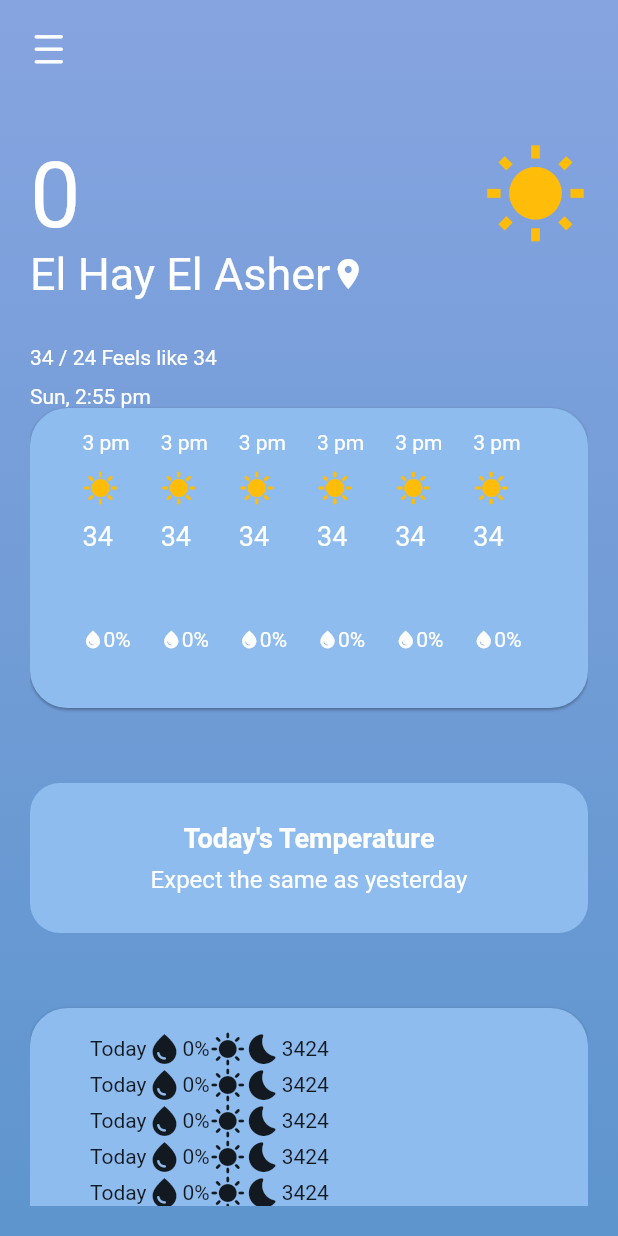
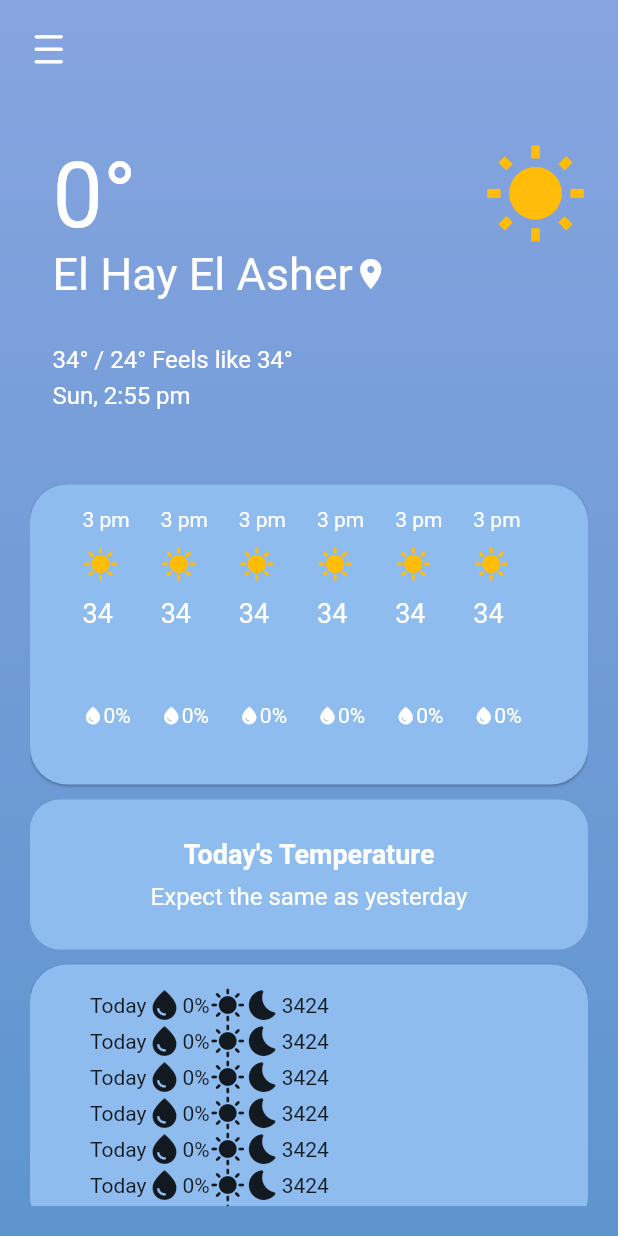
Before and after one commit to MAHMOUD3098/Weather-App, a Flutter app: the screen it shows after launch, on a phone screen of 412 x 824 dp. Run offline on Flutter 3.47's test engine with Material 2 defaults, Android fonts, the phone set to English and light mode, and no system bars; our stand-ins replace dartz, dio, dotted_line, equatable, flutter_bloc, get_it and 1 more.

Commit message:
some enhancements to home screen

```diff
--- a/lib/core/utils/app_strings.dart
+++ b/lib/core/utils/app_strings.dart
@@ -1,4 +1,5 @@
 class AppString {
   static const String appName = 'Weather';
   static const String noRouteFound = 'No Route Found !!';
+  static const String degreeSymbol = '\u00b0';
 }
--- a/lib/presentation/screens/home_screen/home_screen.dart
+++ b/lib/presentation/screens/home_screen/home_screen.dart
@@ -2,6 +2,7 @@
 import 'package:flutter/material.dart';
 import 'package:flutter_bloc/flutter_bloc.dart';
 import 'package:weather_app/core/utils/app_colors.dart';
+import 'package:weather_app/core/utils/app_strings.dart';
 import 'package:weather_app/presentation/cubits/home_cubit/cubit.dart';
 import 'package:weather_app/presentation/cubits/home_cubit/states.dart';
 import 'package:weather_app/presentation/widgets/custom_drawer.dart';
@@ -72,12 +73,17 @@ class HomeScreen extends StatelessWidget {
                       const SizedBox(
                         height: 50,
                       ),
+                      Padding(
+                        padding: const EdgeInsets.only(left: 15),
+                        child: Column(
+                          crossAxisAlignment: CrossAxisAlignment.start,
+                          children: [
                             Row(
                               mainAxisAlignment: MainAxisAlignment.spaceBetween,
                               children: [
                                 const Text(
                                   // home.temperature.toString(),
-                            '0',
+                                  '0${AppString.degreeSymbol}',
                                   style: TextStyle(
                                     fontSize: 60,
                                     color: Colors.white,
@@ -109,27 +115,35 @@ class HomeScreen extends StatelessWidget {
                               height: 30,
                             ),
                             const Text(
-                        '34 / 24 Feels like 34',
+                              '34${AppString.degreeSymbol} / 24${AppString.degreeSymbol} Feels like 34${AppString.degreeSymbol}',
                               style: TextStyle(
                                 color: Colors.white,
+                                fontSize: 16,
                               ),
                             ),
                             const SizedBox(
-                        height: 10,
+                              height: 5,
                             ),
                             const Text(
                               'Sun, 2:55 pm',
                               style: TextStyle(
                                 color: Colors.white,
+                                fontSize: 16,
                               ),
+                            ),
+                          ],
+                        ),
+                      ),
+                      const SizedBox(
+                        height: 50,
                       ),
                       const HourlyWeatherContainer(),
                       const SizedBox(
-                        height: 50,
+                        height: 10,
                       ),
                       const TodayTemperatureContainer(),
                       const SizedBox(
-                        height: 50,
+                        height: 10,
                       ),
                       const DailyWeatherContainer()
                     ],
```
Lines whose indentation alone changed are shown as unchanged.
